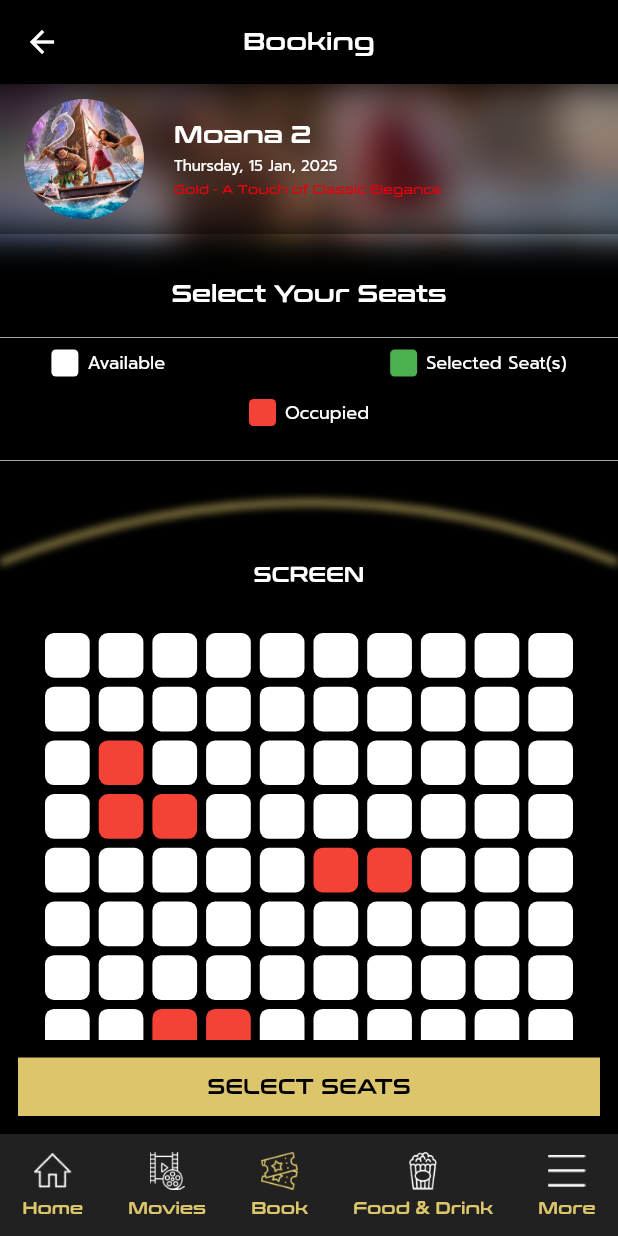
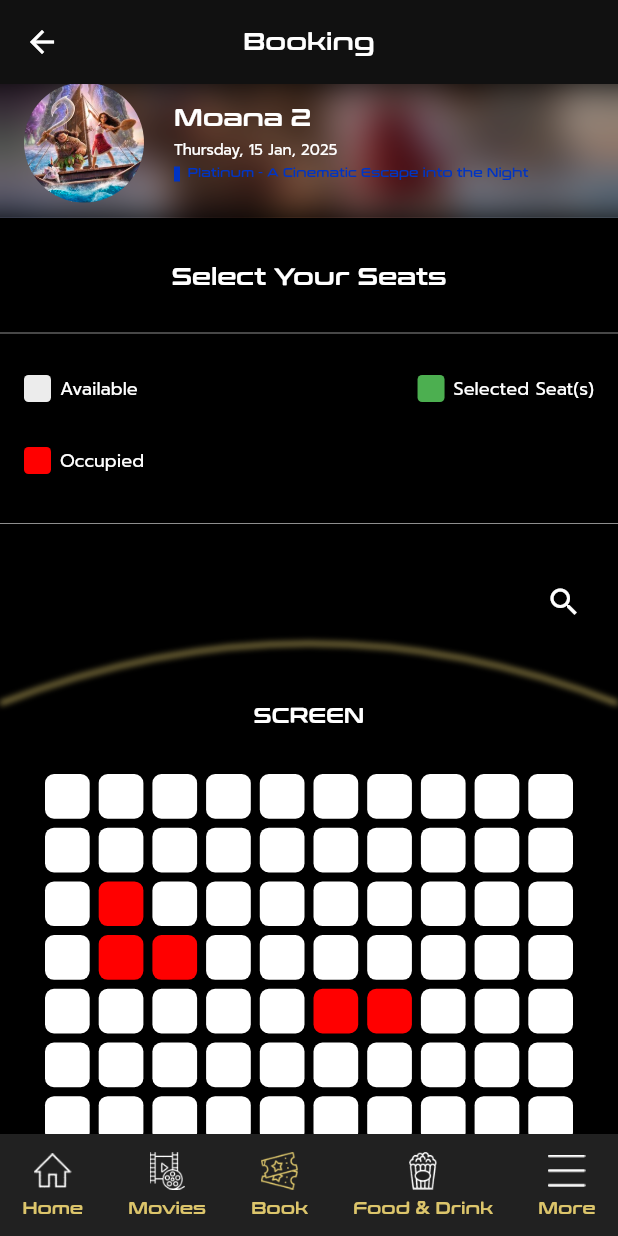
Before and after one commit to TharudiHS/JP-Cineplex-Mobile-App, a Flutter app: the Screen1Page screen opened directly, on a phone screen of 412 x 824 dp. Run offline on Flutter 3.47's test engine with Material 3 defaults, Android fonts, the phone set to English and light mode, and no system bars; our stand-ins replace flutter_svg.

Commit message:
modified the code

```diff
--- a/lib/screens/screen1.dart
+++ b/lib/screens/screen1.dart
@@ -1,5 +1,6 @@
 import 'dart:ui';
 import 'package:flutter/material.dart';
+import 'package:jp_cinema_app/components/app_bar3.dart';
 import 'package:jp_cinema_app/components/bottom_nav_bar.dart';
 import 'package:jp_cinema_app/components/main_button.dart';
 import 'package:jp_cinema_app/utils/app_colours.dart';
@@ -30,27 +31,17 @@ class _Screen1State extends State<Screen1Page> {
   Widget build(BuildContext context) {
     return Scaffold(
       bottomNavigationBar: const BottomNavBar(selectedIndex: 2),
-      backgroundColor: Colors.black,
-      extendBodyBehindAppBar: false,
-      appBar: AppBar(
-        backgroundColor: Colors.black,
-        elevation: 0,
-        leading: IconButton(
-          icon: const Icon(Icons.arrow_back, color: Colors.white),
-          onPressed: () => Navigator.pop(context),
-        ),
-        title: const Text(
-          "Booking",
-          style: TextStyles.size16WeightBoldConthraxSemiBold,
-        ),
-        centerTitle: true,
-      ),
-      body: Column(
+      backgroundColor: AppColours.black,
+      appBar: buildAppBar3(context, "Booking"),
+
+      body: SingleChildScrollView(
+        child: Column(
           children: [
+            // Movie header
             Stack(
               children: [
                 Container(
-                height: 100,
+                  height: 89,
                   decoration: const BoxDecoration(
                     image: DecorationImage(
                       image: AssetImage("assets/images/Moana2.jpg"),
@@ -59,7 +50,7 @@ class _Screen1State extends State<Screen1Page> {
                   ),
                   child: BackdropFilter(
                     filter: ImageFilter.blur(sigmaX: 12, sigmaY: 12),
-                  child: Container(color: Colors.black.withOpacity(0.4)),
+                    child: Container(color: AppColours.black.withOpacity(0.4)),
                   ),
                 ),
                 Positioned(
@@ -67,7 +58,6 @@ class _Screen1State extends State<Screen1Page> {
                   bottom: 10,
                   child: Row(
                     children: [
-                    // circular image
                       ClipOval(
                         child: Image.asset(
                           "assets/images/Moana2.jpg",
@@ -90,9 +80,23 @@ class _Screen1State extends State<Screen1Page> {
                             style: TextStyles.size10Promptwhite,
                           ),
                           const SizedBox(height: 4),
+                          Row(
+                            children: [
+                              // Vertical bar
+                              Container(
+                                width: 4,
+                                height: 10,
+                                color: AppColours.royalBlue,
+                              ),
+                              const SizedBox(width: 5),
+
+                              // Text
                               Text(
-                          "Gold - A Touch of Classic Elegance",
-                          style: TextStyles.size8ConthraxSemiBold,
+                                "Platinum - A Cinematic Escape into the Night",
+                                style: TextStyles.size8ConthraxSemiBold
+                                    .copyWith(color: AppColours.royalBlue),
+                              ),
+                            ],
                           ),
                         ],
                       ),
@@ -109,26 +113,52 @@ class _Screen1State extends State<Screen1Page> {
               "Select Your Seats",
               style: TextStyles.size16WeightBoldConthraxSemiBold,
             ),
-          const SizedBox(height: 12),
-          Divider(color: AppColours.lightGrey.withOpacity(0.7)),
+            const SizedBox(height: 20),
+            Divider(color: AppColours.lightGrey.withOpacity(0.6)),
+            const SizedBox(height: 20),
 
-          // Available + Selected row
-          Row(
-            mainAxisAlignment: MainAxisAlignment.center,
+            Padding(
+              padding: const EdgeInsets.symmetric(horizontal: 16),
+              child: Row(
+                crossAxisAlignment: CrossAxisAlignment.start,
                 children: [
-              legendBox(AppColours.white, "Available"),
-              const SizedBox(width: 150),
-              legendBox(Colors.green, "Selected Seat(s)"),
+                  Expanded(
+                    child: Column(
+                      crossAxisAlignment: CrossAxisAlignment.start,
+                      children: [
+                        legendBox(AppColours.lightGrey, "Available"),
+                        const SizedBox(height: 30),
+                        legendBox(AppColours.red, "Occupied"),
                       ],
                     ),
-          const SizedBox(height: 15),
+                  ),
 
-          // Occupied below
-          legendBox(Colors.red, "Occupied"),
+                  Expanded(
+                    child: Align(
+                      alignment: Alignment.topRight,
+                      child: legendBox(Colors.green, "Selected Seat(s)"),
+                    ),
+                  ),
+                ],
+              ),
+            ),
 
-          const SizedBox(height: 15),
-          Divider(color: AppColours.lightGrey.withOpacity(0.7)),
+            const SizedBox(height: 25),
+            Divider(color: AppColours.lightGrey.withOpacity(0.6)),
             const SizedBox(height: 20),
+
+            // search icon
+            Padding(
+              padding: const EdgeInsets.only(right: 12, bottom: 4),
+              child: Align(
+                alignment: Alignment.centerRight,
+                child: IconButton(
+                  onPressed: () {},
+                  icon: const Icon(Icons.search, color: AppColours.white),
+                  tooltip: 'Search',
+                ),
+              ),
+            ),
 
             // Golden curve
             CustomPaint(painter: CurvePainter(), child: Container(height: 40)),
@@ -140,9 +170,13 @@ class _Screen1State extends State<Screen1Page> {
             const SizedBox(height: 20),
 
             // Seat Grid
-          Expanded(
+            SizedBox(
+              height: 400,
               child: GridView.builder(
-              padding: const EdgeInsets.symmetric(horizontal: 30, vertical: 10),
+                padding: const EdgeInsets.symmetric(
+                  horizontal: 30,
+                  vertical: 10,
+                ),
                 gridDelegate: SliverGridDelegateWithFixedCrossAxisCount(
                   crossAxisCount: cols,
                   crossAxisSpacing: 6,
@@ -159,11 +193,11 @@ class _Screen1State extends State<Screen1Page> {
 
                   Color seatColor;
                   if (isOccupied) {
-                  seatColor = Colors.red;
+                    seatColor = AppColours.red;
                   } else if (isSelected) {
                     seatColor = Colors.green;
                   } else {
-                  seatColor = Colors.white;
+                    seatColor = AppColours.white;
                   }
 
                   return GestureDetector(
@@ -210,6 +244,7 @@ class _Screen1State extends State<Screen1Page> {
             ),
           ],
         ),
+      ),
     );
   }
 
@@ -239,8 +274,8 @@ class CurvePainter extends CustomPainter {
     final paint = Paint()
       ..color = AppColours.gold
       ..style = PaintingStyle.stroke
-      ..strokeWidth = 3
-      ..maskFilter = const MaskFilter.blur(BlurStyle.normal, 3);
+      ..strokeWidth = 2
+      ..maskFilter = const MaskFilter.blur(BlurStyle.normal, 2);
 
     final path = Path();
     path.moveTo(0, size.height);
```
Lines whose indentation alone changed are shown as unchanged.
